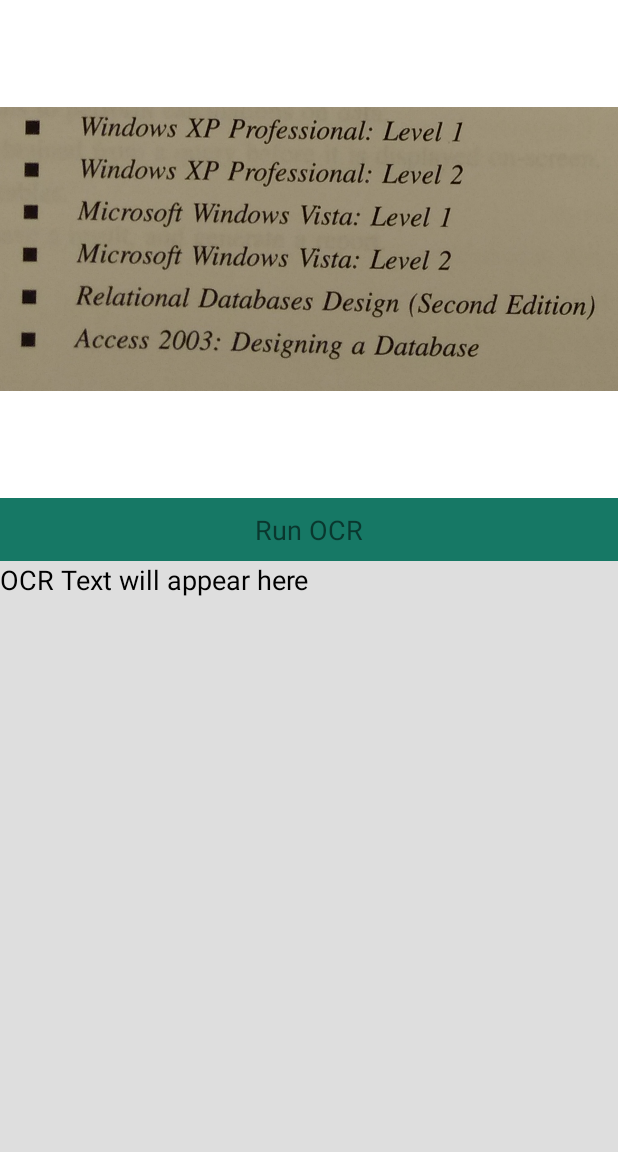
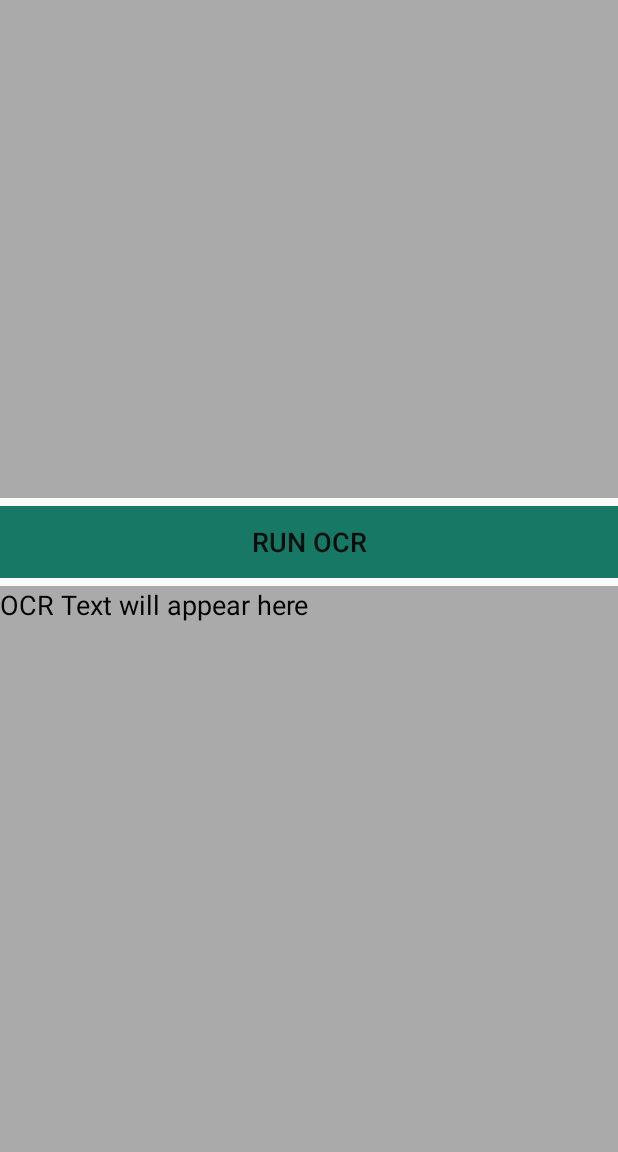
Before and after one commit to Happyandhappy/MyOCR, an Android app: the screen it shows after launch (MainActivity), on a phone screen of 412 x 824 dp, the part 84-1236 px from its top. Run offline under Robolectric (Android 15) with nearby library versions, the phone set to English and light mode, and no system bars; libraries missing offline, so code that uses them is left out: com.googlecode.tesseract; 6 statements that could not run were skipped.

Commit message:
2017/10/17: 4:22:PM

```diff
--- a/app/src/main/java/com/imperialsoupgmail/tesseractexample/MainActivity.java
+++ b/app/src/main/java/com/imperialsoupgmail/tesseractexample/MainActivity.java
@@ -4,7 +4,6 @@
 Developed by Happyandhappy
 2017/10/17 Using Teesseract and OpenCV lib
  */
-
 
 import android.Manifest;
 import android.content.Intent;
@@ -17,11 +16,8 @@
 import android.graphics.Matrix;
 import android.graphics.Paint;
 import android.net.Uri;
-import android.os.Debug;
 import android.provider.MediaStore;
-import android.provider.Settings;
 import android.support.annotation.NonNull;
-import android.support.annotation.StringDef;
 import android.support.v4.app.ActivityCompat;
 import android.support.v4.content.ContextCompat;
 import android.support.v7.app.AppCompatActivity;
@@ -29,23 +25,16 @@
 import android.text.method.ScrollingMovementMethod;
 import android.util.Log;
 import android.view.View;
+import android.widget.Button;
 import android.widget.ImageView;
 import android.widget.TextView;
 import android.widget.Toast;
-
 import com.googlecode.tesseract.android.TessBaseAPI;
-
 import org.opencv.android.BaseLoaderCallback;
 import org.opencv.android.LoaderCallbackInterface;
 import org.opencv.android.OpenCVLoader;
 import org.opencv.android.Utils;
-import org.opencv.core.CvType;
 import org.opencv.core.Mat;
-import org.opencv.core.MatOfPoint;
-import org.opencv.core.Scalar;
-import org.opencv.core.Size;
-import org.opencv.imgproc.Imgproc;
-
 import java.io.File;
 import java.io.FileNotFoundException;
 import java.io.FileOutputStream;
@@ -53,9 +42,6 @@
 import java.io.InputStream;
 import java.io.OutputStream;
 
-import static org.opencv.imgproc.Imgproc.GaussianBlur;
-import static org.opencv.imgproc.Imgproc.THRESH_BINARY;
-import static org.opencv.imgproc.Imgproc.threshold;
 
 public class MainActivity extends AppCompatActivity {
     private final static String TAG = "MainActivity";
@@ -64,16 +50,14 @@
     private TessBaseAPI mTess;
     String datapath = "";
     ImageView imageView;
-    TextView detect_text_button;
+    Button detect_text_button;
 
     Mat mat=new Mat();
-
     static {
         System.loadLibrary("native");
     }
+
     public native static int convertGray(long matAddrRgba, long matAddrGray);
-
-
     private BaseLoaderCallback mLoaderCallback = new BaseLoaderCallback(this) {
         @Override
         public void onManagerConnected(int status) {
@@ -87,7 +71,6 @@
             }
         }
     };
-
     @Override
     protected void onResume() {
         super.onResume();
@@ -132,7 +115,7 @@
             ActivityCompat.requestPermissions(this, new String[]{Manifest.permission.WRITE_EXTERNAL_STORAGE}, 45);
         }
 
-        detect_text_button=(TextView) findViewById(R.id.OCRbutton);
+        detect_text_button=(Button) findViewById(R.id.OCRbutton);
         imageView = (ImageView)findViewById(R.id.imageView);
         detect_text_button.setOnClickListener(new View.OnClickListener() {
             @Override
@@ -142,17 +125,13 @@
                 startActivityForResult(intent, IMG_RESULT);
             }
         });
-
         //initialize Tesseract API
         String language = "eng";
         datapath = getFilesDir()+ "/tesseract/";
         mTess = new TessBaseAPI();
-
         checkFile(new File(datapath + "tessdata/"));
-
         mTess.init(datapath, language);
     }
-
 
     @Override
     protected void onActivityResult(int requestCode, int resultCode, Intent data) {
@@ -172,7 +151,6 @@
                 //Image Resizing
                 //image = scaleBitmap(image,1296,2304);
                 convertBinary();
-
             }
         } catch (Exception e) {
             Toast.makeText(this, "Please try again", Toast.LENGTH_LONG).show();
@@ -199,7 +177,6 @@
 
         for (int i=0;i<string_length;i++) Result+=stringArray[i];
         OCRTextView.setText(Result);
-        //OCRTextView.setText(OCRresult);
         // set image from Gallery to loaded_image
         imageView.setImageBitmap(image);
     }
@@ -255,7 +232,6 @@
         Utils.bitmapToMat(image,dst);
         MainActivity.convertGray(src.getNativeObjAddr(),dst.getNativeObjAddr());
         Utils.matToBitmap(dst,image);
-
         // Tesss func;
         processImage();
     }
@@ -268,6 +244,4 @@
         canvas.drawBitmap(bitmap, m, new Paint());
         return output;
     }
-
-
 }
--- a/app/src/main/res/layout/activity_main.xml
+++ b/app/src/main/res/layout/activity_main.xml
@@ -11,43 +11,31 @@
     <RelativeLayout
         android:layout_width="match_parent"
         android:layout_height="332dp"
-        android:background="#ffffff"
+        android:background="@android:color/darker_gray"
         android:id="@+id/ImageContainer">
-
         <ImageView
             android:id="@+id/imageView"
             android:layout_width="match_parent"
-            android:layout_height="match_parent"
-            android:src="@drawable/sam"
+            android:layout_height="wrap_content"
             tools:src="@drawable/sam" />
-
     </RelativeLayout>
 
-    <RelativeLayout
+    <Button
         android:layout_width="match_parent"
-        android:layout_height="42dp"
-        android:layout_alignParentTop="true"
-        android:layout_alignParentStart="true"
-        android:clickable="true"
+        android:layout_height="wrap_content"
+        android:text="Run OCR"
         android:background="#167865"
-        android:id="@+id/OCRButtonContainer">
-
-        <TextView
-            android:layout_width="wrap_content"
-            android:layout_height="wrap_content"
-            android:text="Run OCR"
-            android:id="@+id/OCRbutton"
-            android:textSize="18dp"
-            android:layout_centerVertical="true"
-            android:layout_centerHorizontal="true"
-            android:clickable="true"/>
-    </RelativeLayout>
+        android:textSize="18dp"
+        android:id="@+id/OCRbutton"
+        android:layout_alignParentBottom="true"
+        android:layout_marginTop="5dp"/>
 
     <RelativeLayout
         android:layout_width="match_parent"
         android:layout_height="match_parent"
         android:background="#e4e3e3"
         android:id="@+id/OCRTextContainer"
+        android:layout_marginTop="5dp"
         android:layout_alignParentBottom="true">
 
         <TextView
@@ -58,7 +46,7 @@
             android:textSize="18dp"
             android:layout_centerVertical="true"
             android:layout_centerHorizontal="true"
-            android:background="#dedede"
+            android:background="@android:color/darker_gray"
             android:textColor="@android:color/black"
             android:textAppearance="?android:attr/textAppearanceMedium"
             android:scrollbars="vertical"
```
